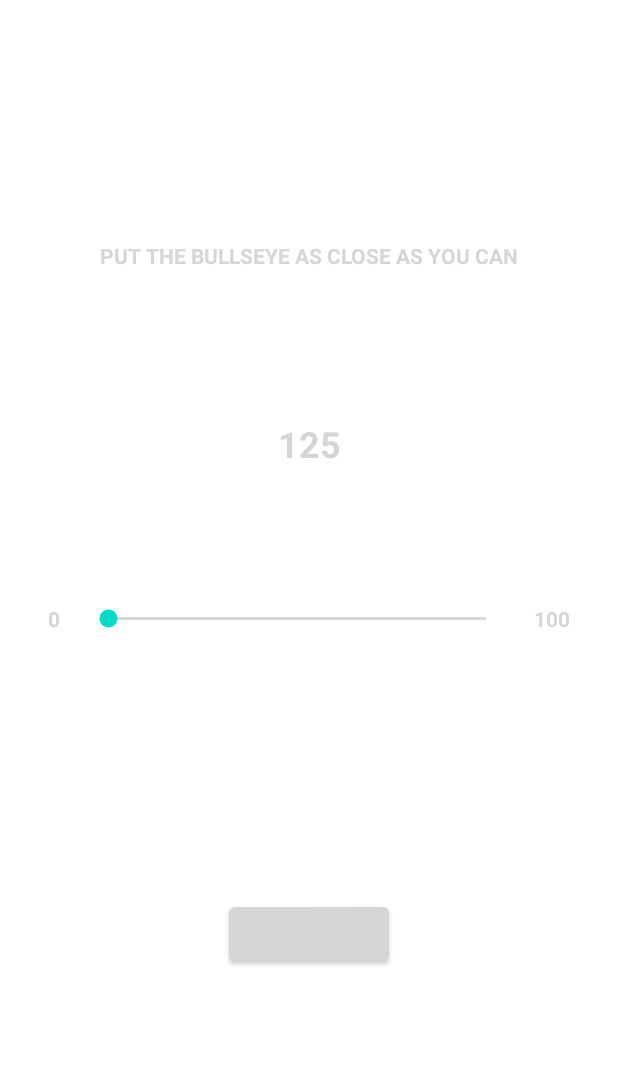
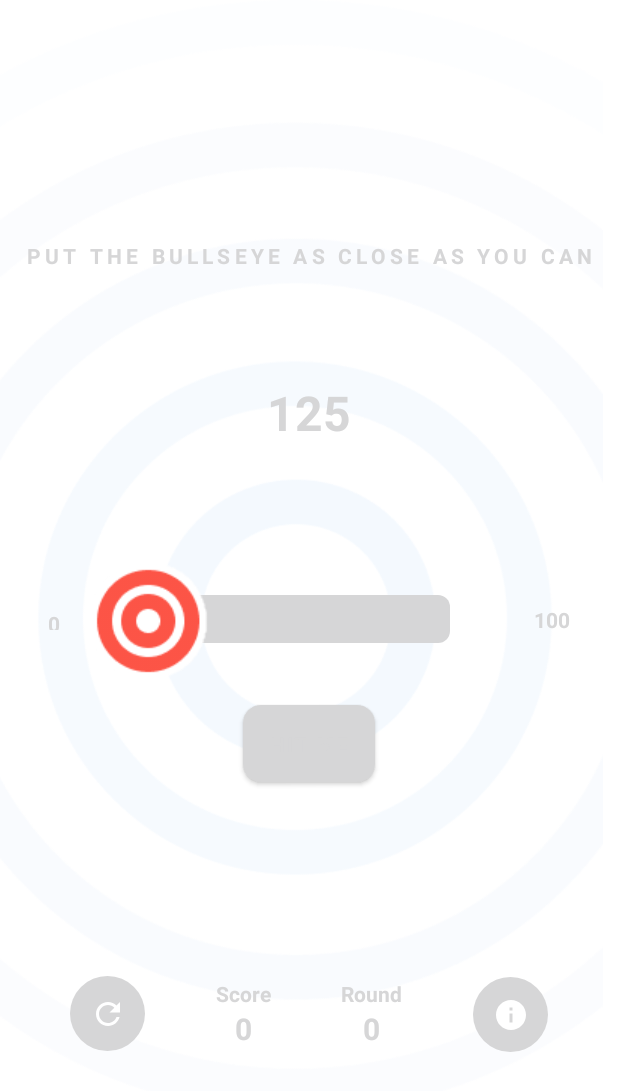
Before and after one commit to AscentionOne/MyBullseyeApp, an Android app: the layout activity_main.xml on its own in the app's theme, with its tools: preview values and no code run, on a phone screen of 412 x 824 dp. Shown: the top 1091 px of the screen. Run offline under Robolectric (Android 15) with nearby library versions, the phone set to English and light mode, and no system bars.

Commit message:
Add portait mode of main activity
Copy the layout in landscape/main_activity into portait/main_activity

```diff
--- a/app/src/main/AndroidManifest.xml
+++ b/app/src/main/AndroidManifest.xml
@@ -12,13 +12,13 @@
         <activity
             android:name=".AboutActivity"
             android:parentActivityName=".MainActivity"
-            android:screenOrientation="landscape"
+
             android:theme="@style/Theme.Bullseye"
             android:exported="false" />
         <activity
             android:name=".MainActivity"
             android:exported="true"
-            android:screenOrientation="landscape"
+
             android:theme="@style/Theme.Bullseye.NoActionBar.FullScreen">
             <intent-filter>
                 <action android:name="android.intent.action.MAIN" />
@@ -29,3 +29,5 @@
     </application>
 
 </manifest>
+
+<!--    android:screenOrientation="landscape"-->
--- a/app/src/main/res/layout/activity_about.xml
+++ b/app/src/main/res/layout/activity_about.xml
@@ -1,8 +1,19 @@
 <?xml version="1.0" encoding="utf-8"?>
 <androidx.constraintlayout.widget.ConstraintLayout xmlns:android="http://schemas.android.com/apk/res/android"
+    xmlns:app="http://schemas.android.com/apk/res-auto"
     xmlns:tools="http://schemas.android.com/tools"
     android:layout_width="match_parent"
     android:layout_height="match_parent"
     tools:context=".AboutActivity">
 
+
+    <TextView
+        android:id="@+id/textView2"
+        android:layout_width="wrap_content"
+        android:layout_height="wrap_content"
+        android:text="TextView"
+        app:layout_constraintBottom_toBottomOf="parent"
+        app:layout_constraintEnd_toEndOf="parent"
+        app:layout_constraintStart_toStartOf="parent"
+        app:layout_constraintTop_toTopOf="parent" />
 </androidx.constraintlayout.widget.ConstraintLayout>
--- a/app/src/main/res/layout/activity_main.xml
+++ b/app/src/main/res/layout/activity_main.xml
@@ -6,8 +6,22 @@
     android:layout_height="match_parent"
     tools:context=".MainActivity">
 
+    <ImageView
+        android:id="@+id/bgImage"
+        android:layout_width="wrap_content"
+        android:layout_height="wrap_content"
+        android:layout_marginStart="-20dp"
+        android:contentDescription="@string/background_image_description"
+        android:scaleType="centerCrop"
+        app:layout_constraintBottom_toBottomOf="parent"
+        app:layout_constraintEnd_toEndOf="parent"
+        app:layout_constraintStart_toStartOf="parent"
+        app:layout_constraintTop_toTopOf="parent"
+        app:srcCompat="@drawable/background" />
+
     <TextView
         android:id="@+id/textView"
+        style="@style/instruction_text"
         android:layout_width="wrap_content"
         android:layout_height="wrap_content"
         android:text="@string/instruction_text"
@@ -19,11 +33,11 @@
 
     <TextView
         android:id="@+id/targetTextView"
+        style="@style/big_text"
         android:layout_width="wrap_content"
         android:layout_height="wrap_content"
         android:layout_marginTop="8dp"
         android:text="@string/target_value_text"
-        android:textSize="24sp"
         app:layout_constraintBottom_toTopOf="@+id/seekBar"
         app:layout_constraintEnd_toEndOf="@+id/textView"
         app:layout_constraintStart_toStartOf="@+id/textView"
@@ -33,21 +47,27 @@
         android:id="@+id/seekBar"
         android:layout_width="0dp"
         android:layout_height="wrap_content"
+        android:paddingStart="40dp"
+        android:paddingEnd="40dp"
+        android:progressDrawable="@drawable/seekbar_progress"
+        android:splitTrack="false"
+        android:thumb="@drawable/nub"
         app:layout_constraintBottom_toBottomOf="parent"
         app:layout_constraintEnd_toStartOf="@+id/maxTextView"
         app:layout_constraintStart_toEndOf="@+id/minTextView"
-        app:layout_constraintTop_toTopOf="parent" />
+        app:layout_constraintTop_toTopOf="parent"
+        app:layout_constraintVertical_bias="0.501" />
 
     <TextView
         android:id="@+id/minTextView"
-        android:layout_width="wrap_content"
-        android:layout_height="wrap_content"
+        android:layout_width="11dp"
+        android:layout_height="14dp"
         android:layout_marginStart="32dp"
         android:layout_marginEnd="16dp"
         android:text="@string/min_value_text"
         app:layout_constraintBottom_toBottomOf="@+id/seekBar"
+        app:layout_constraintEnd_toStartOf="@id/seekBar"
         app:layout_constraintStart_toStartOf="parent"
-        app:layout_constraintEnd_toStartOf="@id/seekBar"
         app:layout_constraintTop_toTopOf="@+id/seekBar" />
 
     <TextView
@@ -58,20 +78,99 @@
         android:layout_marginEnd="32dp"
         android:text="@string/max_value_text"
         app:layout_constraintBottom_toBottomOf="@+id/seekBar"
+        app:layout_constraintEnd_toEndOf="parent"
         app:layout_constraintStart_toEndOf="@id/seekBar"
-        app:layout_constraintEnd_toEndOf="parent"
-        app:layout_constraintTop_toTopOf="@+id/seekBar"/>
+        app:layout_constraintTop_toTopOf="@+id/seekBar" />
 
 
     <Button
         android:id="@+id/hitButton"
         android:layout_width="wrap_content"
         android:layout_height="wrap_content"
+        android:padding="16dp"
         android:text="@string/hit_button_text"
-        android:textSize="20sp"
+        app:cornerRadius="12dp"
         app:layout_constraintBottom_toBottomOf="parent"
         app:layout_constraintEnd_toEndOf="parent"
         app:layout_constraintStart_toStartOf="parent"
-        app:layout_constraintTop_toBottomOf="@+id/seekBar" />
+        app:layout_constraintTop_toBottomOf="@+id/seekBar"
+        app:layout_constraintVertical_bias="0.0" />
 
+    <ImageButton
+        android:id="@+id/startOverButton"
+        android:layout_width="50dp"
+        android:layout_height="50dp"
+        android:background="@drawable/circular_button"
+        android:contentDescription="@string/start_over_button_description"
+        android:src="@drawable/refresh_24"
+        app:layout_constraintBottom_toBottomOf="parent"
+        app:layout_constraintEnd_toStartOf="@+id/scoreGroup"
+        app:layout_constraintHorizontal_bias="0.5"
+        app:layout_constraintStart_toStartOf="parent"
+        app:layout_constraintTop_toBottomOf="@+id/hitButton" />
+
+    <ImageButton
+        android:id="@+id/infoButton"
+        android:layout_width="50dp"
+        android:layout_height="50dp"
+        android:background="@drawable/circular_button"
+        android:contentDescription="@string/info_button_description"
+        android:src="@drawable/info_24"
+        app:layout_constraintBottom_toBottomOf="@+id/roundGroup"
+        app:layout_constraintEnd_toEndOf="parent"
+        app:layout_constraintHorizontal_bias="0.5"
+        app:layout_constraintStart_toEndOf="@+id/roundGroup"
+        app:layout_constraintTop_toTopOf="@+id/roundGroup" />
+
+    <LinearLayout
+        android:id="@+id/scoreGroup"
+        android:layout_width="wrap_content"
+        android:layout_height="wrap_content"
+        android:gravity="center_horizontal"
+        android:orientation="vertical"
+        app:layout_constraintBottom_toBottomOf="@+id/startOverButton"
+        app:layout_constraintEnd_toStartOf="@+id/roundGroup"
+        app:layout_constraintHorizontal_bias="0.5"
+        app:layout_constraintStart_toEndOf="@+id/startOverButton"
+        app:layout_constraintTop_toTopOf="@+id/startOverButton">
+
+        <TextView
+            android:id="@+id/gameScoreLabel"
+            android:layout_width="wrap_content"
+            android:layout_height="wrap_content"
+            android:text="@string/score_label" />
+
+        <TextView
+            android:id="@+id/gameScoreTextView"
+            style="@style/game_stats_text"
+            android:layout_width="wrap_content"
+            android:layout_height="wrap_content"
+            android:text="@string/initial_score_value" />
+    </LinearLayout>
+
+    <LinearLayout
+        android:id="@+id/roundGroup"
+        android:layout_width="wrap_content"
+        android:layout_height="wrap_content"
+        android:gravity="center_horizontal"
+        android:orientation="vertical"
+        app:layout_constraintBottom_toBottomOf="@+id/scoreGroup"
+        app:layout_constraintEnd_toStartOf="@+id/infoButton"
+        app:layout_constraintHorizontal_bias="0.5"
+        app:layout_constraintStart_toEndOf="@+id/scoreGroup"
+        app:layout_constraintTop_toTopOf="@+id/scoreGroup">
+
+        <TextView
+            android:id="@+id/roundLabel"
+            android:layout_width="wrap_content"
+            android:layout_height="wrap_content"
+            android:text="@string/current_round_label" />
+
+        <TextView
+            android:id="@+id/gameRoundTextView"
+            style="@style/game_stats_text"
+            android:layout_width="wrap_content"
+            android:layout_height="wrap_content"
+            android:text="@string/initial_round_value" />
+    </LinearLayout>
 </androidx.constraintlayout.widget.ConstraintLayout>
--- a/app/src/main/res/values/themes.xml
+++ b/app/src/main/res/values/themes.xml
@@ -45,4 +45,8 @@
         <item name="android:layout_marginStart">16dp</item>
         <item name="android:layout_marginEnd">16dp</item>
     </style>
+
+    <style name="bullseye_portrait">
+        <item name="android:textSize">50sp</item>
+    </style>
 </resources>
```
